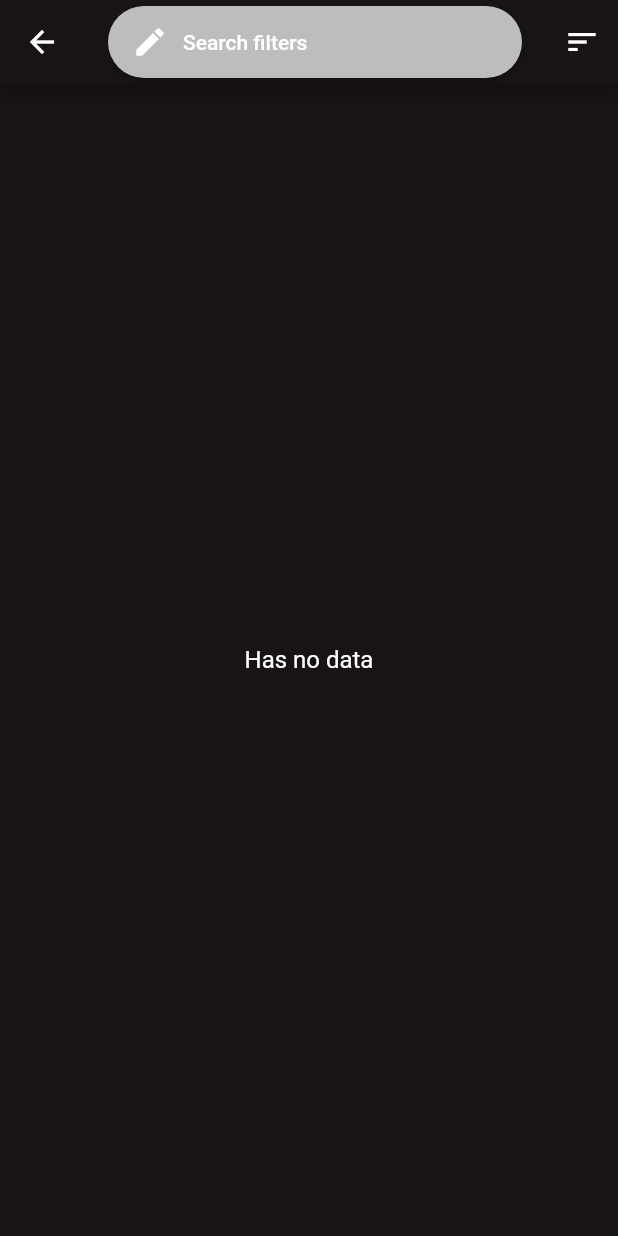
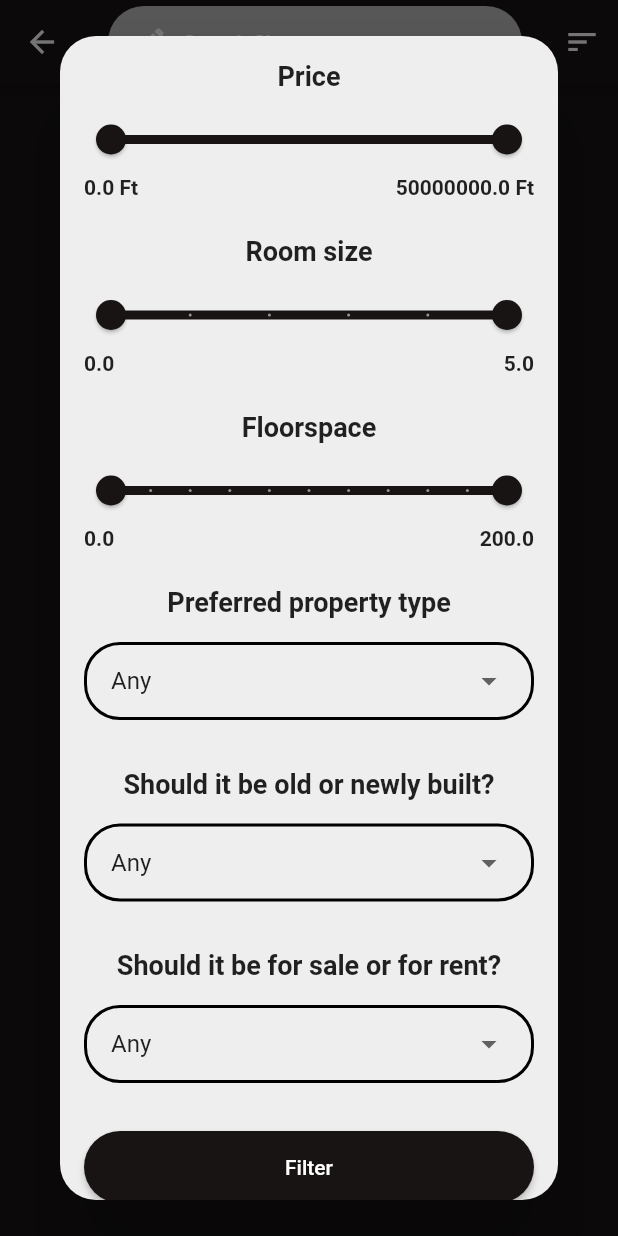
Before and after one commit to akunsecured/albify, a Flutter app: the SearchResultPage screen opened directly, after a tap on "Search filters", on a phone screen of 412 x 824 dp. Run offline on Flutter 3.47's test engine with Material 2 defaults, Android fonts, the phone set to English and light mode, and no system bars; our stand-ins replace carousel_slider, cloud_firestore, file_picker, firebase_auth, firebase_core, firebase_storage and 7 more; accounts and stored records are empty.

Commit message:
Implementing filter on the search results

```diff
--- a/lib/models/property_search_models.dart
+++ b/lib/models/property_search_models.dart
@@ -1,3 +1,23 @@
+import 'package:albify/models/property_model.dart';
+
+class SearchQuery {
+  PropertyType? propertyType;
+  RoomsBetween? roomsBetween;
+  PriceBetween? priceBetween;
+  FloorspaceBetween? floorspaceBetween;
+  bool? newlyBuilt;
+  bool? forSale;
+
+  SearchQuery({
+    this.propertyType,
+    this.roomsBetween,
+    this.priceBetween,
+    this.floorspaceBetween,
+    this.newlyBuilt,
+    this.forSale,
+  });
+}
+
 class RoomsBetween {
   int from;
   int to;
--- a/lib/models/user_model.dart
+++ b/lib/models/user_model.dart
@@ -4,7 +4,7 @@ class UserModel {
   String id, name;
   String? avatarUrl, contactEmail;
   int? phoneNumber;
-  List? propertyIDs;
+  List? propertyIDs, favoritePropertyIDs;
 
   UserModel({
     required this.id,
@@ -12,7 +12,8 @@ class UserModel {
     this.avatarUrl,
     this.contactEmail,
     this.phoneNumber,
-    this.propertyIDs
+    this.propertyIDs,
+    this.favoritePropertyIDs
   });
 
   factory UserModel.fromDocumentSnapshot(DocumentSnapshot documentSnapshot) {
@@ -23,7 +24,8 @@ class UserModel {
       avatarUrl: data['avatarUrl'] ?? '',
       contactEmail: data['contactEmail'] ?? '',
       phoneNumber: data['phoneNumber'] ?? -1,
-      propertyIDs: data['propertyIDs'] ?? []
+      propertyIDs: data['propertyIDs'] ?? [],
+      favoritePropertyIDs: data['favoritePropertyIDs'] ?? []
     );
   }
 
@@ -32,6 +34,7 @@ class UserModel {
     'avatarUrl': avatarUrl,
     'contactEmail': contactEmail,
     'phoneNumber': phoneNumber,
-    'propertyIDs': propertyIDs
+    'propertyIDs': propertyIDs,
+    'favoritePropertyIDs': favoritePropertyIDs
   };
 }
--- a/lib/screens/property/property_page.dart
+++ b/lib/screens/property/property_page.dart
@@ -339,7 +339,7 @@ class _PropertyPageState extends State<PropertyPage> {
 
   List<Widget> getActionButtons() {
     if (kIsWeb) {
-      return currentUser!.uid == widget.property.ownerID ? [
+      return currentUser!.uid != widget.property.ownerID ? [
         buildChatButton(2.5),
         buildFavoriteButton(2.5)
       ] :
@@ -394,13 +394,27 @@ class _PropertyPageState extends State<PropertyPage> {
       margin: EdgeInsets.symmetric(
         horizontal: 8
       ),
-      child: RoundedButton(
-        text: 'Favorites',
-        icon: Icons.star,
-        isItNavigation: false,
-        width: getPreferredSize(_size) / divider,
-        iconOnly: iconOnly,
-      ),
+      child: userModel!.favoritePropertyIDs!.cast<String>().contains(widget.property.id) ?
+        RoundedButton(
+          text: 'Add to favorites',
+          icon: Icons.star,
+          isItNavigation: false,
+          width: getPreferredSize(_size) / divider,
+          iconOnly: iconOnly,
+          onPressed: () {
+            // TODO: add to favorites
+          },
+        ) :
+        RoundedButton(
+          text: 'Remove from favorites',
+          icon: Icons.star_outline,
+          isItNavigation: false,
+          width: getPreferredSize(_size) / divider,
+          iconOnly: iconOnly,
+          onPressed: () {
+            // TODO: remove from favorites
+          },
+        ),
     );
 
   Widget buildEditButton(double divider, { bool iconOnly = false }) =>
--- a/lib/screens/search_result/search_result_page.dart
+++ b/lib/screens/search_result/search_result_page.dart
@@ -1,11 +1,15 @@
 import 'package:albify/common/constants.dart';
+import 'package:albify/common/utils.dart';
 import 'package:albify/models/property_model.dart';
 import 'package:albify/models/property_search_models.dart';
 import 'package:albify/services/database_service.dart';
 import 'package:albify/themes/app_style.dart';
+import 'package:albify/widgets/my_dropdown_menu.dart';
+import 'package:albify/widgets/my_range_slider.dart';
 import 'package:albify/widgets/my_text.dart';
 import 'package:albify/widgets/property_card.dart';
 import 'package:albify/widgets/rounded_button.dart';
+import 'package:flutter/cupertino.dart';
 import 'package:flutter/material.dart';
 import 'package:provider/provider.dart';
 import 'package:responsive_grid/responsive_grid.dart';
@@ -22,7 +26,8 @@ class _SearchResultPageState extends State<SearchResultPage> {
 
   @override
   void initState() {
-    future = Provider.of<DatabaseService>(context, listen: false).findProperties();
+    future = Provider.of<DatabaseService>(context, listen: false)
+        .findProperties();
     super.initState();
   }
 
@@ -38,7 +43,19 @@ class _SearchResultPageState extends State<SearchResultPage> {
           isItNavigation: false,
           outlined: false,
           primary: Colors.grey[400],
-          onPressed: () {},
+          onPressed: () {
+            showDialog(
+                context: context,
+                builder: (BuildContext context) => filterDialog()
+            ).then((value) {
+              if (value != null) {
+                setState(() {
+                  future = Provider.of<DatabaseService>(context, listen: false)
+                      .findProperties(searchQuery: value);
+                });
+              }
+            });
+          },
           width: getPreferredSize(_size),
         ),
         actions: [
@@ -88,7 +105,7 @@ class _SearchResultPageState extends State<SearchResultPage> {
               return Align(
                 alignment: Alignment.center,
                 child: MyText(
-                  text: "Has no data"
+                  text: "No results matched the filter"
                 )
               );
             }
@@ -204,4 +221,129 @@ class _SearchResultPageState extends State<SearchResultPage> {
       ),
     );
   }
+
+  Widget filterDialog() {
+    MyRangeSlider priceSlider = MyRangeSlider(
+      maxValue: 5e7,
+      suffix: 'Ft',
+      title: 'Price',
+    );
+
+    MyRangeSlider roomSlider = MyRangeSlider(
+      maxValue: 5,
+      divisions: 5,
+      title: 'Room size',
+      hasSlideLabel: true,
+    );
+
+    MyRangeSlider floorspaceSlider = MyRangeSlider(
+      maxValue: 200,
+      divisions: 10,
+      title: 'Floorspace',
+      hasSlideLabel: true,
+    );
+
+    int propertyTypeSelected = -1;
+    MyDropdownMenu propertyTypeMenu = MyDropdownMenu(
+        title: 'Preferred property type',
+        options: <int, String>{
+          -1: 'Any'
+        }..addAll(
+            Map.fromIterable(PropertyType.values,
+                key: (propertyType) => propertyType.index,
+                value: (propertyType) => Utils.enumToString(propertyType)
+        )),
+        onChanged: (value) => propertyTypeSelected = value,
+    );
+
+    int newlyBuiltSelected = -1;
+    MyDropdownMenu newlyBuiltMenu = MyDropdownMenu(
+        title: 'Should it be old or newly built?',
+        options: {
+          -1: 'Any',
+          0: 'Old',
+          1: 'Newly built'
+        },
+        onChanged: (value) => newlyBuiltSelected = value,
+    );
+
+    int forSaleSelected = -1;
+    MyDropdownMenu forSaleMenu = MyDropdownMenu(
+        title: 'Should it be for sale or for rent?',
+        options: {
+          -1: 'Any',
+          0: 'For rent',
+          1: 'For sale'
+        },
+        onChanged: (value) => forSaleSelected = value,
+    );
+
+    RoundedButton button = RoundedButton(
+      text: 'Filter',
+      onPressed: () {
+        var newSearchQuery = SearchQuery(
+          priceBetween: PriceBetween(
+              from: (priceSlider.rangeSliderDiscreteValues.start.round() * 5e5).toInt(),
+              to: (priceSlider.rangeSliderDiscreteValues.end.round() * 5e5).toInt()
+          ),
+          roomsBetween: RoomsBetween(
+              from: (roomSlider.rangeSliderDiscreteValues.start.round() * 0.05).toInt(),
+              to: (roomSlider.rangeSliderDiscreteValues.end.round() * 0.05).toInt()
+          ),
+          floorspaceBetween: FloorspaceBetween(
+              from: (floorspaceSlider.rangeSliderDiscreteValues.start.round() * 2),
+              to: (floorspaceSlider.rangeSliderDiscreteValues.end.round() * 2)
+          ),
+          propertyType: propertyTypeSelected == -1 ? null : PropertyType.values[propertyTypeSelected],
+          newlyBuilt: newlyBuiltSelected == -1 ? null : (newlyBuiltSelected == 0 ? false : true),
+          forSale: forSaleSelected == -1 ? null : (forSaleSelected == 0 ? false : true),
+        );
+        print(
+            'Price: ${newSearchQuery.priceBetween!.from} - ${newSearchQuery.priceBetween!.to}'
+        );
+        print(
+            'Room: ${newSearchQuery.roomsBetween!.from} - ${newSearchQuery.roomsBetween!.to}'
+        );
+        print(
+            'Floorspace: ${newSearchQuery.floorspaceBetween!.from} - ${newSearchQuery.floorspaceBetween!.to}'
+        );
+        print(
+            'PropertyType: ${newSearchQuery.propertyType == null ? 'Any' : Utils.enumToString(newSearchQuery.propertyType!)}'
+        );
+        print(
+            'NewlyBuilt: ${newSearchQuery.newlyBuilt == null ? 'Any' : newSearchQuery.newlyBuilt}'
+        );
+        print(
+            'ForSale: ${newSearchQuery.forSale == null ? 'Any' : newSearchQuery.forSale}'
+        );
+        Navigator.pop(context, newSearchQuery);
+      },
+    );
+
+    return Dialog(
+        backgroundColor: Colors.grey[200],
+        shape: RoundedRectangleBorder(
+            borderRadius: BorderRadius.all(Radius.circular(RADIUS))
+        ),
+        child: SingleChildScrollView(
+          child: Container(
+            width: getPreferredSize(MediaQuery.of(context).size),
+            child: Column(
+              children: [
+                priceSlider,
+                roomSlider,
+                floorspaceSlider,
+                propertyTypeMenu,
+                newlyBuiltMenu,
+                forSaleMenu,
+                Container(
+                  margin: EdgeInsets.all(16),
+                  child: button
+                )
+              ],
+            ),
+          ),
+        )
+    );
+  }
 }
--- a/lib/services/database_service.dart
+++ b/lib/services/database_service.dart
@@ -15,7 +15,7 @@ class DatabaseService {
   late final CollectionReference usersRef;
   late final CollectionReference propertiesRef;
 
-  DatabaseService({ this.uid }) {
+  DatabaseService({this.uid}) {
     if (uid == null) {
       uid = _firebaseAuth.currentUser!.uid;
     }
@@ -24,11 +24,10 @@ class DatabaseService {
     propertiesRef = _firestore.collection('properties');
   }
 
-  Future<UserModel?> getUserData({ String? userID }) async {
+  Future<UserModel?> getUserData({String? userID}) async {
     if (userID == null) userID = uid;
     try {
-      DocumentSnapshot documentSnapshot =
-        await usersRef.doc(userID).get();
+      DocumentSnapshot documentSnapshot = await usersRef.doc(userID).get();
 
       return UserModel.fromDocumentSnapshot(documentSnapshot);
     } on FirebaseException catch (e) {
@@ -40,18 +39,16 @@ class DatabaseService {
   Future<List<PropertyModel>> getProperties(List<String> propertyIDs) async {
     List<PropertyModel> properties = [];
     try {
-      if (propertyIDs.isEmpty)
-        return [];
+      if (propertyIDs.isEmpty) return [];
 
-      var querySnapshot =
-        await propertiesRef
+      var querySnapshot = await propertiesRef
           .where(FieldPath.documentId, whereIn: propertyIDs)
           .get();
 
       if (querySnapshot.docs.isNotEmpty) {
-        properties = querySnapshot.docs.map(
-          (doc) => PropertyModel.fromDocumentSnapshot(doc)
-          ).toList();
+        properties = querySnapshot.docs
+            .map((doc) => PropertyModel.fromDocumentSnapshot(doc))
+            .toList();
       }
     } on FirebaseException catch (e) {
       print(e.message);
@@ -64,13 +61,12 @@ class DatabaseService {
   Future<List<PropertyModel>> getAllProperties() async {
     List<PropertyModel> properties = [];
     try {
-      var querySnapshot =
-        await propertiesRef.get();
+      var querySnapshot = await propertiesRef.get();
 
       if (querySnapshot.docs.isNotEmpty) {
-        properties = querySnapshot.docs.map(
-          (doc) => PropertyModel.fromDocumentSnapshot(doc)
-          ).toList();
+        properties = querySnapshot.docs
+            .map((doc) => PropertyModel.fromDocumentSnapshot(doc))
+            .toList();
       }
     } on FirebaseException catch (e) {
       print(e.message);
@@ -79,49 +75,53 @@ class DatabaseService {
     return properties;
   }
 
-  Future<List<PropertyModel>> findProperties({
-    PropertyType? type,
-    RoomsBetween? roomsBetween,
-    PriceBetween? priceBetween,
-    FloorspaceBetween? floorspaceBetween,
-    bool? newlyBuilt,
-    bool? forSale
-  }) async {
+  Future<List<PropertyModel>> findProperties({SearchQuery? searchQuery}) async {
     List<PropertyModel> properties = [];
     try {
-      Query query = propertiesRef;
-
-      if (type != null) {
-        query = query.where('type', isEqualTo: type.index);
-      }
-
-      if (roomsBetween != null) {
-        query = query.where('rooms', isGreaterThanOrEqualTo: roomsBetween.from).where('rooms', isLessThanOrEqualTo: roomsBetween.to);
-      }
-
-      if (priceBetween != null) {
-        query = query.where('price', isGreaterThanOrEqualTo: priceBetween.from).where('price', isLessThanOrEqualTo: priceBetween.to);
-      }
-
-      if (floorspaceBetween != null) {
-        query = query.where('floorspace', isGreaterThanOrEqualTo: floorspaceBetween.from).where('floorspace', isLessThanOrEqualTo: floorspaceBetween.to);
-      }
-
-      if (newlyBuilt != null) {
-        query = query.where('newlyBuilt', isEqualTo: newlyBuilt);
-      }
-
-      if (forSale != null) {
-        query = query.where('forSale', isEqualTo: forSale);
-      }
-
-      var querySnapshot =
-        await query.get();
+      var querySnapshot = await propertiesRef.get();
 
       if (querySnapshot.docs.isNotEmpty) {
-        properties = querySnapshot.docs.map(
-          (doc) => PropertyModel.fromDocumentSnapshot(doc)
-          ).toList();
+        properties = querySnapshot.docs
+            .map((doc) => PropertyModel.fromDocumentSnapshot(doc))
+            .toList();
+        if (searchQuery != null) {
+          if (searchQuery.priceBetween != null) {
+            properties.removeWhere(
+                (property) =>
+                    property.price < searchQuery.priceBetween!.from ||
+                    property.price > searchQuery.priceBetween!.to
+            );
+          }
+          if (searchQuery.roomsBetween != null) {
+            properties.removeWhere(
+                (property) =>
+                    property.rooms < searchQuery.roomsBetween!.from ||
+                    property.rooms > searchQuery.roomsBetween!.to
+            );
+          }
+          if (searchQuery.floorspaceBetween != null) {
+            properties.removeWhere(
+                (property) =>
+                    property.floorspace < searchQuery.floorspaceBetween!.from ||
+                    property.floorspace > searchQuery.floorspaceBetween!.to
+            );
+          }
+          if (searchQuery.propertyType != null) {
+            properties.removeWhere(
+                (property) => property.type != searchQuery.propertyType
+            );
+          }
+          if (searchQuery.newlyBuilt != null) {
+            properties.removeWhere(
+                (property) => property.newlyBuilt != searchQuery.newlyBuilt
+            );
+          }
+          if (searchQuery.forSale != null) {
+            properties.removeWhere(
+                (property) => property.forSale != searchQuery.forSale
+            );
+          }
+        }
       }
     } on FirebaseException catch (e) {
       print(e.message);
@@ -130,7 +130,8 @@ class DatabaseService {
     return properties;
   }
 
-  Future<bool> addProperty(PropertyModel property, List<PlatformFile> images) async {
+  Future<bool> addProperty(
+      PropertyModel property, List<PlatformFile> images) async {
     WriteBatch _batch = _firestore.batch();
     try {
       var ownerID = _firebaseAuth.currentUser!.uid;
@@ -141,19 +142,11 @@ class DatabaseService {
       var urls = await uploadPropertyImages(newDocument.id, images);
       property.photoUrls = urls;
 
-      _batch.set(
-        propertiesRef.doc(newDocument.id),
-        property.toMap()
-      );
+      _batch.set(propertiesRef.doc(newDocument.id), property.toMap());
 
-      _batch.update(
-        usersRef.doc(ownerID),
-        {
-          "propertyIDs": FieldValue.arrayUnion([
-            newDocument.id
-          ])
-        }
-      );
+      _batch.update(usersRef.doc(ownerID), {
+        "propertyIDs": FieldValue.arrayUnion([newDocument.id])
+      });
 
       await _batch.commit();
     } on FirebaseException catch (e) {
@@ -163,7 +156,8 @@ class DatabaseService {
     return true;
   }
 
-  Future<String> uploadPropertyImage(String propertyID, PlatformFile image) async {
+  Future<String> uploadPropertyImage(
+      String propertyID, PlatformFile image) async {
     String path = DateTime.now().millisecondsSinceEpoch.toString();
     String type = image.name.split('.').last;
 
@@ -171,20 +165,19 @@ class DatabaseService {
         .ref()
         .child('$uid/properties/$propertyID/$path.$type');
 
-    var task = reference
-      .putData(image.bytes!);
+    var task = reference.putData(image.bytes!);
 
     final snapshot = await task.whenComplete(() {});
     return await snapshot.ref.getDownloadURL();
   }
 
-  Future<List<String>> uploadPropertyImages(String propertyID, List<PlatformFile> images) async {
+  Future<List<String>> uploadPropertyImages(
+      String propertyID, List<PlatformFile> images) async {
     return await Future.wait(
-      images.map((image) => uploadPropertyImage(propertyID, image))
-    );
+        images.map((image) => uploadPropertyImage(propertyID, image)));
   }
 
-  Stream<UserModel?> userStream({ String? userID }) {
+  Stream<UserModel?> userStream({String? userID}) {
     if (userID == null) userID = uid;
     if (userID != uid)
       return _firestore
@@ -202,23 +195,13 @@ class DatabaseService {
   }
 
   Stream<QuerySnapshot> propertiesStream() =>
-    _firestore
-      .collection("properties")
-      .snapshots();
+      _firestore.collection("properties").snapshots();
 
   Stream<QuerySnapshot> propertiesByIdStream(List<String> propertyIDs) =>
       _firestore
           .collection("properties")
           .where(FieldPath.documentId, whereIn: propertyIDs)
           .snapshots();
-
-  List<PropertyModel> _propertiesFromSnapshot(QuerySnapshot snapshot) =>
-    snapshot
-      .docs
-      .map(
-        (doc) => PropertyModel.fromDocumentSnapshot(doc)
-      )
-      .toList();
 
   Future<void> uploadProfilePicture(PlatformFile image) async {
     String type = image.name.split('.').last;
@@ -227,20 +210,14 @@ class DatabaseService {
         .ref()
         .child('$uid/profile/profilePicture.$type');
 
-    var task = reference
-      .putData(image.bytes!);
+    var task = reference.putData(image.bytes!);
 
     final snapshot = await task.whenComplete(() {});
     var url = await snapshot.ref.getDownloadURL();
 
     WriteBatch _batch = _firestore.batch();
     try {
-      _batch.update(
-        usersRef.doc(uid),
-        {
-          "avatarUrl": url
-        }
-      );
+      _batch.update(usersRef.doc(uid), {"avatarUrl": url});
 
       await _batch.commit();
     } on FirebaseException catch (e) {
@@ -251,10 +228,7 @@ class DatabaseService {
   Future<bool> editProfile(UserModel userModel) async {
     WriteBatch _batch = _firestore.batch();
     try {
-      _batch.update(
-        usersRef.doc(userModel.id),
-        userModel.toMap()
-      );
+      _batch.update(usersRef.doc(userModel.id), userModel.toMap());
 
       await _batch.commit();
     } on FirebaseException catch (e) {
--- /dev/null
+++ b/lib/widgets/my_dropdown_menu.dart
@@ -0,0 +1,75 @@
+import 'package:albify/common/constants.dart';
+import 'package:flutter/material.dart';
+
+class MyDropdownMenu extends StatefulWidget {
+  final Map<int, String> options;
+  final Function? onChanged;
+  final bool isExpanded;
+  final String? title;
+
+  MyDropdownMenu(
+      {required this.options,
+      this.onChanged,
+      this.isExpanded = true,
+      this.title});
+
+  @override
+  State<MyDropdownMenu> createState() => _MyDropdownMenuState();
+}
+
+class _MyDropdownMenuState extends State<MyDropdownMenu> {
+  late int? value;
+
+  @override
+  void initState() {
+    value = -1;
+    super.initState();
+  }
+
+  @override
+  Widget build(BuildContext context) {
+    return Container(
+      margin: EdgeInsets.all(8),
+      child: Column(
+        children: [
+          widget.title != null
+              ? Container(
+                  margin: EdgeInsets.all(8),
+                  child: Text(
+                    widget.title!,
+                    style: TextStyle(fontWeight: FontWeight.bold, fontSize: 18),
+                  ),
+                )
+              : Container(),
+          Container(
+            margin: EdgeInsets.all(8),
+            padding: EdgeInsets.symmetric(horizontal: 16),
+            decoration: BoxDecoration(
+                borderRadius: BorderRadius.circular(RADIUS),
+                border: Border.all(color: Colors.black, width: 2)),
+            child: DropdownButtonHideUnderline(
+              child: DropdownButton<int>(
+                isExpanded: widget.isExpanded,
+                value: value,
+                items: widget.options.keys
+                    .map((option) => buildMenuItem(option))
+                    .toList(),
+                onChanged: (newValue) {
+                  if (widget.onChanged != null) {
+                    widget.onChanged!(newValue);
+                  }
+                  setState(() {
+                    value = newValue;
+                  });
+                },
+              ),
+            ),
+          ),
+        ],
+      ),
+    );
+  }
+
+  DropdownMenuItem<int> buildMenuItem(int option) => DropdownMenuItem(
+      value: option, child: Text(widget.options[option].toString()));
+}
--- /dev/null
+++ b/lib/widgets/my_range_slider.dart
@@ -0,0 +1,97 @@
+import 'package:flutter/material.dart';
+
+class MyRangeSlider extends StatefulWidget {
+  final double min, max, minValue, maxValue;
+  final int divisions;
+  final bool hasSlideLabel;
+  final String? suffix, title;
+  late RangeValues rangeSliderDiscreteValues;
+
+  MyRangeSlider({
+    this.min = 0,
+    this.max = 100,
+    this.divisions = 50,
+    this.minValue = 0,
+    this.maxValue = 100,
+    this.hasSlideLabel = false,
+    this.suffix,
+    this.title
+  }) {
+    rangeSliderDiscreteValues = RangeValues(min, max);
+  }
+
+  @override
+  State<MyRangeSlider> createState() => _MyRangeSliderState();
+}
+
+class _MyRangeSliderState extends State<MyRangeSlider> {
+  @override
+  Widget build(BuildContext context) {
+    RangeSlider rangeSlider = RangeSlider(
+      values: widget.rangeSliderDiscreteValues,
+      min: widget.min,
+      max: widget.max,
+      divisions: widget.divisions,
+      labels: RangeLabels(
+          (widget.rangeSliderDiscreteValues.start.round() *
+                  0.01 *
+                  widget.maxValue)
+              .toString(),
+          (widget.rangeSliderDiscreteValues.end.round() *
+                  0.01 *
+                  widget.maxValue)
+              .toString()),
+      onChanged: (values) {
+        setState(() {
+          widget.rangeSliderDiscreteValues = values;
+        });
+      },
+    );
+
+    if (widget.suffix != null || widget.hasSlideLabel) {
+      return Container(
+        margin: EdgeInsets.all(8),
+        child: Column(
+          children: [
+            widget.title != null ?
+            Container(
+              margin: EdgeInsets.all(8),
+              child: Text(
+                widget.title!,
+                style: TextStyle(
+                  fontWeight: FontWeight.bold,
+                  fontSize: 18
+                ),
+              ),
+            ) :
+            Container(),
+            rangeSlider,
+            Row(
+              mainAxisAlignment: MainAxisAlignment.spaceBetween,
+              children: [
+                Container(
+                    margin: EdgeInsets.only(left: 8),
+                    child: Text(
+                      widget.suffix != null ?
+                      '${widget.minValue} ${widget.suffix}' :
+                      '${widget.minValue}',
+                      style: TextStyle(fontWeight: FontWeight.bold),
+                    )),
+                Container(
+                    margin: EdgeInsets.only(right: 8),
+                    child: Text(
+                      widget.suffix != null ?
+                      '${widget.maxValue} ${widget.suffix}' :
+                      '${widget.maxValue}',
+                      style: TextStyle(fontWeight: FontWeight.bold),
+                    )),
+              ],
+            ),
+          ],
+        ),
+      );
+    }
+
+    return Container(margin: EdgeInsets.all(8), child: rangeSlider);
+  }
+}
```
Lines whose indentation alone changed are shown as unchanged.
